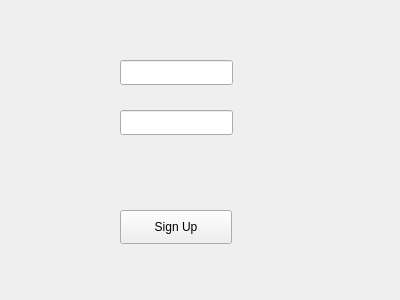
Above: Memorize_word_tool/signup.ui from XXWZLN/word-memorize-system before the change. Below: the same form after it.
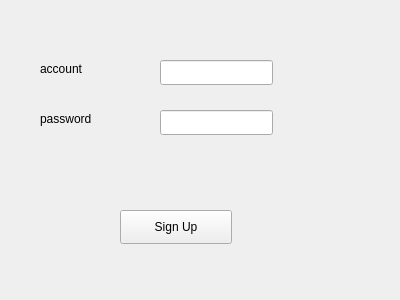
That is the form after the change.

```diff
--- a/Memorize_word_tool/signup.ui
+++ b/Memorize_word_tool/signup.ui
@@ -29,7 +29,7 @@
   <widget class="QLineEdit" name="account">
    <property name="geometry">
     <rect>
-     <x>120</x>
+     <x>160</x>
      <y>60</y>
      <width>113</width>
      <height>25</height>
@@ -39,13 +39,39 @@
   <widget class="QLineEdit" name="password">
    <property name="geometry">
     <rect>
-     <x>120</x>
+     <x>160</x>
      <y>110</y>
      <width>113</width>
      <height>25</height>
     </rect>
    </property>
   </widget>
+  <widget class="QLabel" name="label">
+   <property name="geometry">
+    <rect>
+     <x>40</x>
+     <y>60</y>
+     <width>81</width>
+     <height>18</height>
+    </rect>
+   </property>
+   <property name="text">
+    <string>account</string>
+   </property>
+  </widget>
+  <widget class="QLabel" name="label_2">
+   <property name="geometry">
+    <rect>
+     <x>40</x>
+     <y>110</y>
+     <width>81</width>
+     <height>18</height>
+    </rect>
+   </property>
+   <property name="text">
+    <string>password</string>
+   </property>
+  </widget>
  </widget>
  <resources/>
  <connections/>
```
